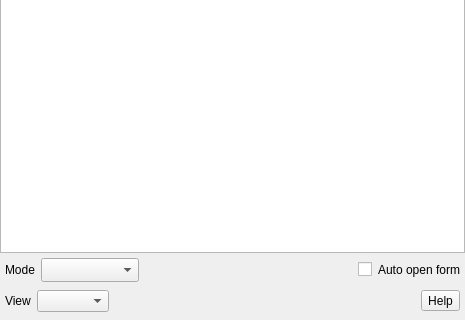
Above: src/ui/qgsidentifyresultsbase.ui from qgis/QGIS before the change; both pictures show x 0 to 465 and y 170 to 490 of the 465 by 490 pixel window. Below: the same form after it.
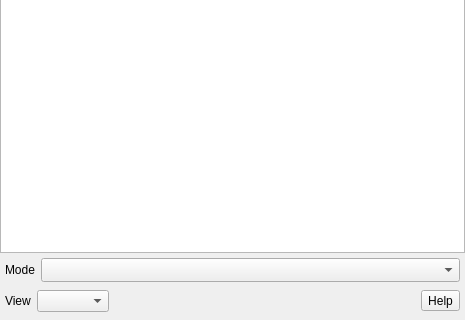
That is the form after the change. Icons and pictures are not drawn. Custom widgets are drawn as their Qt base class.

Commit message:
[needs-docs][ui] Better placement for the method combobox and auto open action
(this is a follow up to PR #33643) better combobox / checkbox placement

The edit to the form file:
```diff
--- a/src/ui/qgsidentifyresultsbase.ui
+++ b/src/ui/qgsidentifyresultsbase.ui
@@ -115,6 +115,12 @@
          </item>
          <item>
           <widget class="QComboBox" name="cmbIdentifyMode">
+           <property name="sizePolicy">
+            <sizepolicy hsizetype="Expanding" vsizetype="Fixed">
+             <horstretch>0</horstretch>
+             <verstretch>0</verstretch>
+            </sizepolicy>
+           </property>
            <property name="sizeAdjustPolicy">
             <enum>QComboBox::AdjustToMinimumContentsLengthWithIcon</enum>
            </property>
@@ -123,36 +129,6 @@
            </property>
           </widget>
          </item>
-         <item>
-          <spacer name="horizontalSpacer_43">
-           <property name="orientation">
-            <enum>Qt::Horizontal</enum>
-           </property>
-           <property name="sizeHint" stdset="0">
-            <size>
-             <width>40</width>
-             <height>20</height>
-            </size>
-           </property>
-          </spacer>
-         </item>
-         <item>
-          <widget class="QCheckBox" name="cbxAutoFeatureForm">
-           <property name="text">
-            <string/>
-           </property>
-          </widget>
-         </item>
-         <item>
-          <widget class="QLabel" name="lblAutoFeatureForm">
-           <property name="text">
-            <string>Auto open form</string>
-           </property>
-           <property name="wordWrap">
-            <bool>true</bool>
-           </property>
-          </widget>
-         </item>
         </layout>
        </item>
       </layout>
```
Left out of the diff: 9 changed lines with no effect on the pictures. The commit also changes 2 other files.
